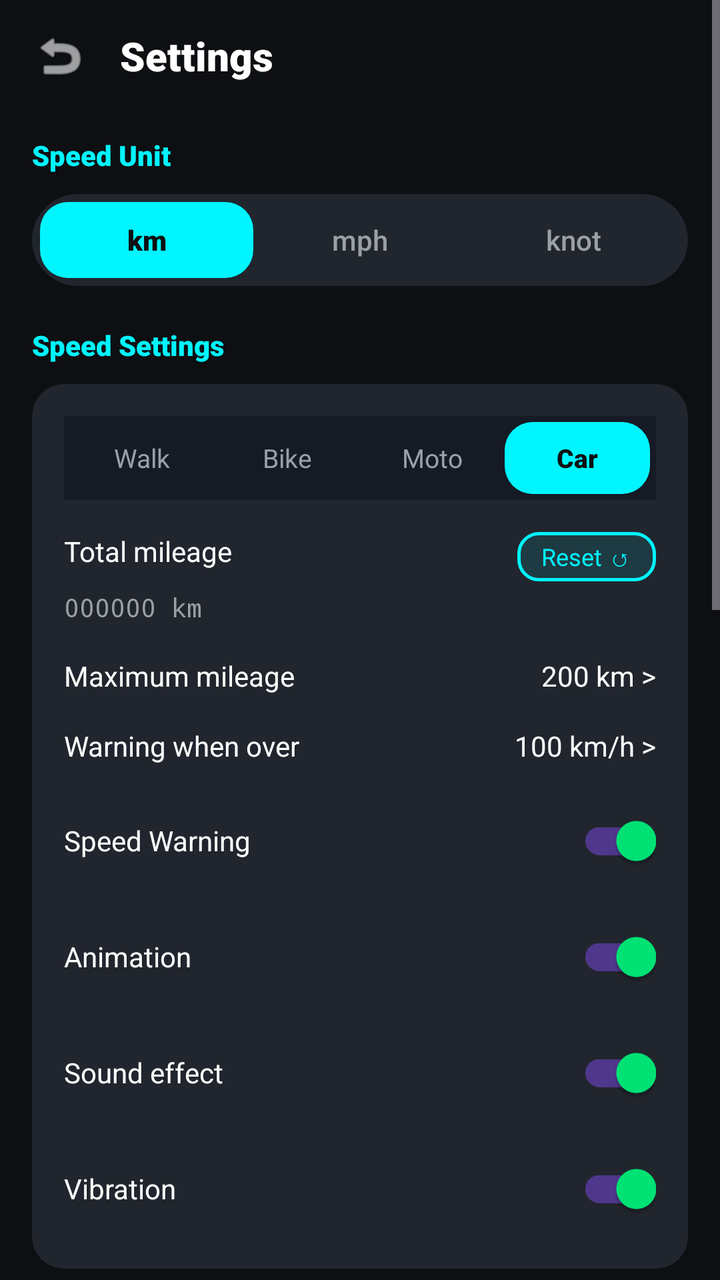
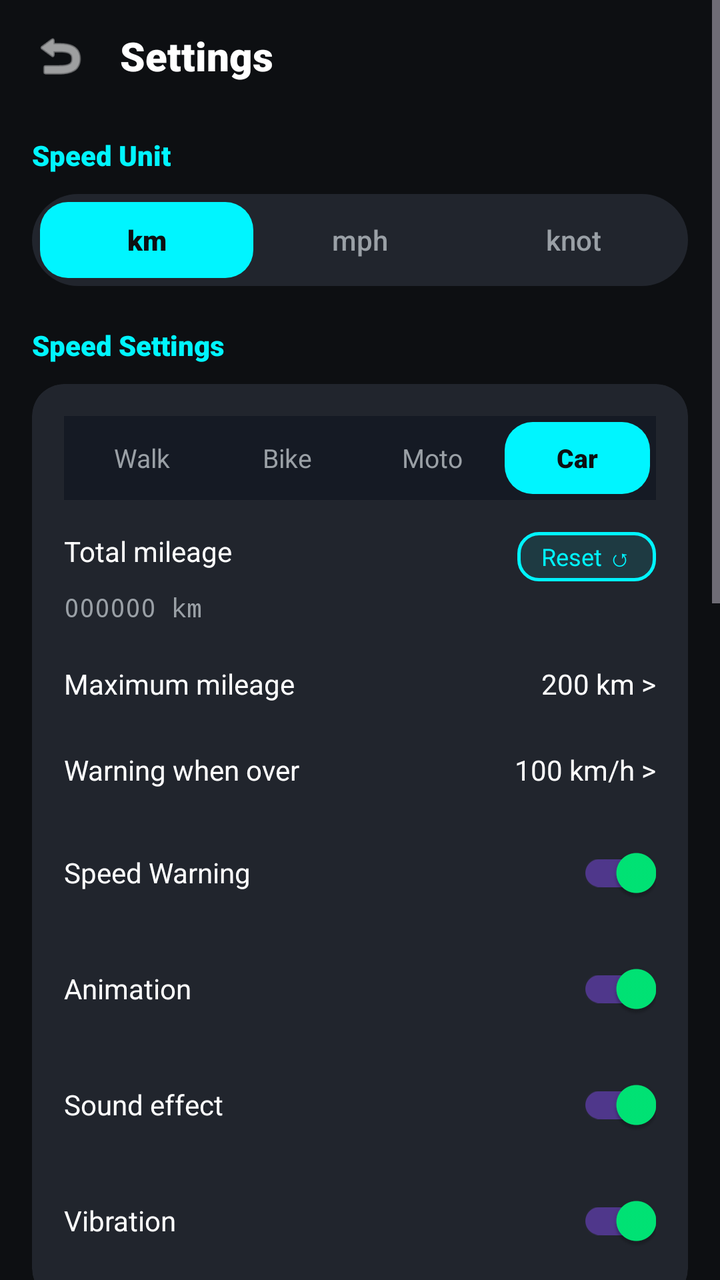

Before-and-after screenshots of an Android layout around one commit, followed by the original layout XML and the change that was made.
<!-- AndroidManifest.xml: application theme Theme.SpeedPro -->
<!-- res/layout/activity_settings.xml -->
<?xml version="1.0" encoding="utf-8"?>
<ScrollView xmlns:android="http://schemas.android.com/apk/res/android"
    xmlns:app="http://schemas.android.com/apk/res-auto"
    android:layout_width="match_parent"
    android:layout_height="match_parent"
    android:background="@color/bg_black">

    <LinearLayout
        android:layout_width="match_parent"
        android:layout_height="wrap_content"
        android:orientation="vertical"
        android:paddingBottom="40dp">

        
        <RelativeLayout
            android:layout_width="match_parent"
            android:layout_height="wrap_content"
            android:paddingHorizontal="16dp"
            android:paddingTop="16dp"
            android:paddingBottom="12dp">

            <ImageView
                android:id="@+id/ivBackSettings"
                android:layout_width="28dp"
                android:layout_height="28dp"
                android:layout_alignParentStart="true"
                android:layout_centerVertical="true"
                android:background="?attr/selectableItemBackgroundBorderless"
                android:src="@android:drawable/ic_menu_revert"
                app:tint="@color/text_white" />

            <TextView
                android:layout_width="wrap_content"
                android:layout_height="wrap_content"
                android:layout_centerVertical="true"
                android:layout_marginStart="16dp"
                android:layout_toEndOf="@id/ivBackSettings"
                android:fontFamily="sans-serif-black"
                android:text="Settings"
                android:textColor="@color/text_white"
                android:textSize="20sp" />
        </RelativeLayout>

        
        <LinearLayout
            android:layout_width="match_parent"
            android:layout_height="wrap_content"
            android:layout_marginHorizontal="16dp"
            android:layout_marginTop="12dp"
            android:orientation="vertical">

            <TextView
                android:layout_width="wrap_content"
                android:layout_height="wrap_content"
                android:fontFamily="sans-serif-black"
                android:text="Speed Unit"
                android:textColor="@color/neon_cyan"
                android:textSize="14sp" />

            
            <LinearLayout
                android:layout_width="match_parent"
                android:layout_height="46dp"
                android:layout_marginTop="10dp"
                android:background="@drawable/bg_dialog_dark"
                android:orientation="horizontal"
                android:padding="4dp">

                <TextView
                    android:id="@+id/btnUnitKm"
                    android:layout_width="0dp"
                    android:layout_height="match_parent"
                    android:layout_weight="1"
                    android:background="@drawable/bg_button_continue"
                    android:fontFamily="sans-serif-black"
                    android:gravity="center"
                    android:text="km"
                    android:textColor="@color/bg_black"
                    android:textSize="14sp" />

                <TextView
                    android:id="@+id/btnUnitMph"
                    android:layout_width="0dp"
                    android:layout_height="match_parent"
                    android:layout_weight="1"
                    android:fontFamily="sans-serif-medium"
                    android:gravity="center"
                    android:text="mph"
                    android:textColor="@color/text_gray"
                    android:textSize="14sp" />

                <TextView
                    android:id="@+id/btnUnitKnot"
                    android:layout_width="0dp"
                    android:layout_height="match_parent"
                    android:layout_weight="1"
                    android:fontFamily="sans-serif-medium"
                    android:gravity="center"
                    android:text="knot"
                    android:textColor="@color/text_gray"
                    android:textSize="14sp" />
            </LinearLayout>
        </LinearLayout>

        
        <LinearLayout
            android:layout_width="match_parent"
            android:layout_height="wrap_content"
            android:layout_marginHorizontal="16dp"
            android:layout_marginTop="20dp"
            android:orientation="vertical">

            <TextView
                android:layout_width="wrap_content"
                android:layout_height="wrap_content"
                android:fontFamily="sans-serif-black"
                android:text="Speed Settings"
                android:textColor="@color/neon_cyan"
                android:textSize="14sp" />

            <androidx.cardview.widget.CardView
                android:layout_width="match_parent"
                android:layout_height="wrap_content"
                android:layout_marginTop="10dp"
                app:cardBackgroundColor="#21252D"
                app:cardCornerRadius="16dp"
                app:cardElevation="0dp">

                <LinearLayout
                    android:layout_width="match_parent"
                    android:layout_height="wrap_content"
                    android:orientation="vertical"
                    android:padding="16dp">

                    
                    <LinearLayout
                        android:layout_width="match_parent"
                        android:layout_height="42dp"
                        android:background="#151A24"
                        android:orientation="horizontal"
                        android:padding="3dp">

                        <TextView
                            android:id="@+id/btnSettingWalk"
                            android:layout_width="0dp"
                            android:layout_height="match_parent"
                            android:layout_weight="1"
                            android:gravity="center"
                            android:text="Walk"
                            android:textColor="@color/text_gray"
                            android:textSize="13sp" />

                        <TextView
                            android:id="@+id/btnSettingBike"
                            android:layout_width="0dp"
                            android:layout_height="match_parent"
                            android:layout_weight="1"
                            android:gravity="center"
                            android:text="Bike"
                            android:textColor="@color/text_gray"
                            android:textSize="13sp" />

                        <TextView
                            android:id="@+id/btnSettingMoto"
                            android:layout_width="0dp"
                            android:layout_height="match_parent"
                            android:layout_weight="1"
                            android:gravity="center"
                            android:text="Moto"
                            android:textColor="@color/text_gray"
                            android:textSize="13sp" />

                        <TextView
                            android:id="@+id/btnSettingCar"
                            android:layout_width="0dp"
                            android:layout_height="match_parent"
                            android:layout_weight="1"
                            android:background="@drawable/bg_button_continue"
                            android:fontFamily="sans-serif-black"
                            android:gravity="center"
                            android:text="Car"
                            android:textColor="@color/bg_black"
                            android:textSize="13sp" />
                    </LinearLayout>

                    
                    <RelativeLayout
                        android:layout_width="match_parent"
                        android:layout_height="wrap_content"
                        android:layout_marginTop="16dp">

                        <TextView
                            android:layout_width="wrap_content"
                            android:layout_height="wrap_content"
                            android:text="Total mileage"
                            android:textColor="@color/text_white"
                            android:textSize="14sp" />

                        <TextView
                            android:id="@+id/btnResetMileage"
                            android:layout_width="wrap_content"
                            android:layout_height="wrap_content"
                            android:layout_alignParentEnd="true"
                            android:background="@drawable/bg_vehicle_selected"
                            android:paddingHorizontal="12dp"
                            android:paddingVertical="4dp"
                            android:text="Reset ↺"
                            android:textColor="@color/neon_cyan"
                            android:textSize="12sp" />

                        <TextView
                            android:id="@+id/tvSettingMileageVal"
                            android:layout_width="wrap_content"
                            android:layout_height="wrap_content"
                            android:layout_below="@id/btnResetMileage"
                            android:layout_marginTop="4dp"
                            android:fontFamily="monospace"
                            android:text="000000 km"
                            android:textColor="@color/text_gray"
                            android:textSize="13sp" />
                    </RelativeLayout>

                    
                    <RelativeLayout
                        android:layout_width="match_parent"
                        android:layout_height="wrap_content"
                        android:layout_marginTop="16dp">

                        <TextView
                            android:layout_width="wrap_content"
                            android:layout_height="wrap_content"
                            android:text="Maximum mileage"
                            android:textColor="@color/text_white"
                            android:textSize="14sp" />

                        <TextView
                            android:layout_width="wrap_content"
                            android:layout_height="wrap_content"
                            android:layout_alignParentEnd="true"
                            android:text="200 km >"
                            android:textColor="@color/text_white"
                            android:textSize="14sp" />
                    </RelativeLayout>

                    
                    <RelativeLayout
                        android:layout_width="match_parent"
                        android:layout_height="wrap_content"
                        android:layout_marginTop="16dp">

                        <TextView
                            android:layout_width="wrap_content"
                            android:layout_height="wrap_content"
                            android:text="Warning when over"
                            android:textColor="@color/text_white"
                            android:textSize="14sp" />

                        <TextView
                            android:layout_width="wrap_content"
                            android:layout_height="wrap_content"
                            android:layout_alignParentEnd="true"
                            android:text="100 km/h >"
                            android:textColor="@color/text_white"
                            android:textSize="14sp" />
                    </RelativeLayout>

                    
                    <LinearLayout
                        android:layout_width="match_parent"
                        android:layout_height="wrap_content"
                        android:layout_marginTop="14dp"
                        android:gravity="center_vertical"
                        android:orientation="horizontal">

                        <TextView
                            android:layout_width="0dp"
                            android:layout_height="wrap_content"
                            android:layout_weight="1"
                            android:text="Speed Warning"
                            android:textColor="@color/text_white"
                            android:textSize="14sp" />

                        <androidx.appcompat.widget.SwitchCompat
                            android:id="@+id/switchSpeedWarning"
                            android:layout_width="wrap_content"
                            android:layout_height="wrap_content"
                            android:checked="true" />
                    </LinearLayout>

                    <LinearLayout
                        android:layout_width="match_parent"
                        android:layout_height="wrap_content"
                        android:layout_marginTop="10dp"
                        android:gravity="center_vertical"
                        android:orientation="horizontal">

                        <TextView
                            android:layout_width="0dp"
                            android:layout_height="wrap_content"
                            android:layout_weight="1"
                            android:text="Animation"
                            android:textColor="@color/text_white"
                            android:textSize="14sp" />

                        <androidx.appcompat.widget.SwitchCompat
                            android:id="@+id/switchAnimation"
                            android:layout_width="wrap_content"
                            android:layout_height="wrap_content"
                            android:checked="true" />
                    </LinearLayout>

                    <LinearLayout
                        android:layout_width="match_parent"
                        android:layout_height="wrap_content"
                        android:layout_marginTop="10dp"
                        android:gravity="center_vertical"
                        android:orientation="horizontal">

                        <TextView
                            android:layout_width="0dp"
                            android:layout_height="wrap_content"
                            android:layout_weight="1"
                            android:text="Sound effect"
                            android:textColor="@color/text_white"
                            android:textSize="14sp" />

                        <androidx.appcompat.widget.SwitchCompat
                            android:id="@+id/switchSound"
                            android:layout_width="wrap_content"
                            android:layout_height="wrap_content"
                            android:checked="true" />
                    </LinearLayout>

                    <LinearLayout
                        android:layout_width="match_parent"
                        android:layout_height="wrap_content"
                        android:layout_marginTop="10dp"
                        android:gravity="center_vertical"
                        android:orientation="horizontal">

                        <TextView
                            android:layout_width="0dp"
                            android:layout_height="wrap_content"
                            android:layout_weight="1"
                            android:text="Vibration"
                            android:textColor="@color/text_white"
                            android:textSize="14sp" />

                        <androidx.appcompat.widget.SwitchCompat
                            android:id="@+id/switchVibration"
                            android:layout_width="wrap_content"
                            android:layout_height="wrap_content"
                            android:checked="true" />
                    </LinearLayout>

                </LinearLayout>
            </androidx.cardview.widget.CardView>
        </LinearLayout>

        
        <LinearLayout
            android:layout_width="match_parent"
            android:layout_height="wrap_content"
            android:layout_marginHorizontal="16dp"
            android:layout_marginTop="20dp"
            android:orientation="vertical">

            <TextView
                android:layout_width="wrap_content"
                android:layout_height="wrap_content"
                android:fontFamily="sans-serif-black"
                android:text="General Settings"
                android:textColor="@color/neon_cyan"
                android:textSize="14sp" />

            <androidx.cardview.widget.CardView
                android:layout_width="match_parent"
                android:layout_height="wrap_content"
                android:layout_marginTop="10dp"
                app:cardBackgroundColor="#21252D"
                app:cardCornerRadius="16dp"
                app:cardElevation="0dp">

                <LinearLayout
                    android:layout_width="match_parent"
                    android:layout_height="wrap_content"
                    android:orientation="vertical"
                    android:padding="16dp">

                    
                    <LinearLayout
                        android:layout_width="match_parent"
                        android:layout_height="wrap_content"
                        android:gravity="center_vertical"
                        android:orientation="horizontal">

                        <TextView
                            android:layout_width="0dp"
                            android:layout_height="wrap_content"
                            android:layout_weight="1"
                            android:text="📍 Route Tracking on map"
                            android:textColor="@color/text_white"
                            android:textSize="14sp" />

                        <androidx.appcompat.widget.SwitchCompat
                            android:id="@+id/switchRouteTracking"
                            android:layout_width="wrap_content"
                            android:layout_height="wrap_content"
                            android:checked="true" />
                    </LinearLayout>

                    
                    <LinearLayout
                        android:layout_width="match_parent"
                        android:layout_height="wrap_content"
                        android:layout_marginTop="14dp"
                        android:gravity="center_vertical"
                        android:orientation="horizontal">

                        <TextView
                            android:layout_width="0dp"
                            android:layout_height="wrap_content"
                            android:layout_weight="1"
                            android:text="🔔 Notification bar"
                            android:textColor="@color/text_white"
                            android:textSize="14sp" />

                        <androidx.appcompat.widget.SwitchCompat
                            android:id="@+id/switchNotification"
                            android:layout_width="wrap_content"
                            android:layout_height="wrap_content"
                            android:checked="true" />
                    </LinearLayout>

                    
                    <TextView
                        android:layout_width="wrap_content"
                        android:layout_height="wrap_content"
                        android:layout_marginTop="16dp"
                        android:text="🎨 Theme color"
                        android:textColor="@color/text_white"
                        android:textSize="14sp" />

                    
                    <LinearLayout
                        android:layout_width="match_parent"
                        android:layout_height="wrap_content"
                        android:layout_marginTop="10dp"
                        android:gravity="center_vertical"
                        android:orientation="horizontal">

                        <View
                            android:id="@+id/swatchCyan"
                            android:layout_width="32dp"
                            android:layout_height="32dp"
                            android:layout_marginEnd="8dp"
                            android:background="@drawable/rect_swatch_cyan"
                            android:clickable="true"
                            android:focusable="true" />

                        <View
                            android:id="@+id/swatchSkyBlue"
                            android:layout_width="32dp"
                            android:layout_height="32dp"
                            android:layout_marginEnd="8dp"
                            android:background="@drawable/rect_swatch_skyblue"
                            android:clickable="true"
                            android:focusable="true" />

                        <View
                            android:id="@+id/swatchGreen"
                            android:layout_width="32dp"
                            android:layout_height="32dp"
                            android:layout_marginEnd="8dp"
                            android:background="@drawable/rect_swatch_green"
                            android:clickable="true"
                            android:focusable="true" />

                        <View
                            android:id="@+id/swatchYellow"
                            android:layout_width="32dp"
                            android:layout_height="32dp"
                            android:layout_marginEnd="8dp"
                            android:background="@drawable/rect_swatch_yellow"
                            android:clickable="true"
                            android:focusable="true" />

                        <View
                            android:id="@+id/swatchOrange"
                            android:layout_width="32dp"
                            android:layout_height="32dp"
                            android:layout_marginEnd="8dp"
                            android:background="@drawable/rect_swatch_orange"
                            android:clickable="true"
                            android:focusable="true" />

                        <View
                            android:id="@+id/swatchRed"
                            android:layout_width="32dp"
                            android:layout_height="32dp"
                            android:layout_marginEnd="8dp"
                            android:background="@drawable/rect_swatch_red"
                            android:clickable="true"
                            android:focusable="true" />

                        <View
                            android:id="@+id/swatchPurple"
                            android:layout_width="32dp"
                            android:layout_height="32dp"
                            android:layout_marginEnd="8dp"
                            android:background="@drawable/rect_swatch_purple"
                            android:clickable="true"
                            android:focusable="true" />

                        <View
                            android:id="@+id/swatchWhite"
                            android:layout_width="32dp"
                            android:layout_height="32dp"
                            android:background="@drawable/rect_swatch_white"
                            android:clickable="true"
                            android:focusable="true" />
                    </LinearLayout>

                    
                    <LinearLayout
                        android:layout_width="match_parent"
                        android:layout_height="wrap_content"
                        android:layout_marginTop="16dp"
                        android:gravity="center_vertical"
                        android:orientation="horizontal">

                        <TextView
                            android:layout_width="0dp"
                            android:layout_height="wrap_content"
                            android:layout_weight="1"
                            android:text="📱 Keep screen on"
                            android:textColor="@color/text_white"
                            android:textSize="14sp" />

                        <androidx.appcompat.widget.SwitchCompat
                            android:id="@+id/switchKeepScreenOn"
                            android:layout_width="wrap_content"
                            android:layout_height="wrap_content"
                            android:checked="true" />
                    </LinearLayout>

                    
                    <LinearLayout
                        android:layout_width="match_parent"
                        android:layout_height="wrap_content"
                        android:layout_marginTop="14dp"
                        android:gravity="center_vertical"
                        android:orientation="horizontal">

                        <TextView
                            android:layout_width="0dp"
                            android:layout_height="wrap_content"
                            android:layout_weight="1"
                            android:text="🪟 Window mode"
                            android:textColor="@color/text_white"
                            android:textSize="14sp" />

                        <androidx.appcompat.widget.SwitchCompat
                            android:id="@+id/switchWindowMode"
                            android:layout_width="wrap_content"
                            android:layout_height="wrap_content"
                            android:checked="false" />
                    </LinearLayout>
                </LinearLayout>
            </androidx.cardview.widget.CardView>
        </LinearLayout>

        
        <LinearLayout
            android:layout_width="match_parent"
            android:layout_height="wrap_content"
            android:layout_marginHorizontal="16dp"
            android:layout_marginTop="20dp"
            android:orientation="vertical">

            <TextView
                android:layout_width="wrap_content"
                android:layout_height="wrap_content"
                android:fontFamily="sans-serif-black"
                android:text="Support us"
                android:textColor="@color/neon_cyan"
                android:textSize="14sp" />

            <androidx.cardview.widget.CardView
                android:layout_width="match_parent"
                android:layout_height="wrap_content"
                android:layout_marginTop="10dp"
                app:cardBackgroundColor="#21252D"
                app:cardCornerRadius="16dp"
                app:cardElevation="0dp">

                <LinearLayout
                    android:layout_width="match_parent"
                    android:layout_height="wrap_content"
                    android:orientation="vertical"
                    android:padding="16dp">

                    <TextView
                        android:id="@+id/btnRateUs"
                        android:layout_width="match_parent"
                        android:layout_height="wrap_content"
                        android:paddingVertical="10dp"
                        android:text="★ Rate us"
                        android:textColor="@color/text_white"
                        android:textSize="14sp" />

                    <TextView
                        android:id="@+id/btnFeedback"
                        android:layout_width="match_parent"
                        android:layout_height="wrap_content"
                        android:paddingVertical="10dp"
                        android:text="✎ Feedback"
                        android:textColor="@color/text_white"
                        android:textSize="14sp" />

                    <TextView
                        android:id="@+id/btnShare"
                        android:layout_width="match_parent"
                        android:layout_height="wrap_content"
                        android:paddingVertical="10dp"
                        android:text="🔗 Share with friends"
                        android:textColor="@color/text_white"
                        android:textSize="14sp" />

                    <TextView
                        android:id="@+id/btnPrivacy"
                        android:layout_width="match_parent"
                        android:layout_height="wrap_content"
                        android:paddingVertical="10dp"
                        android:text="📄 Privacy Policy"
                        android:textColor="@color/text_white"
                        android:textSize="14sp" />
                </LinearLayout>
            </androidx.cardview.widget.CardView>
        </LinearLayout>

        
        <TextView
            android:layout_width="match_parent"
            android:layout_height="wrap_content"
            android:layout_marginTop="20dp"
            android:gravity="center"
            android:text="Version 1.2.8"
            android:textColor="@color/text_dark_gray"
            android:textSize="12sp" />

    </LinearLayout>
</ScrollView>
<!-- resources referenced by this layout -->
<resources>
  <color name="bg_black">#0D0F12</color>
  <color name="neon_cyan">#00F5FF</color>
  <color name="text_dark_gray">#5F6368</color>
  <color name="text_gray">#9AA0A6</color>
  <color name="text_white">#FFFFFF</color>
  <!-- drawable bg_button_continue (drawable) -->
  <?xml version="1.0" encoding="utf-8"?>
  <shape xmlns:android="http://schemas.android.com/apk/res/android"
      android:shape="rectangle">
      <solid android:color="@color/neon_cyan" />
      <corners android:radius="14dp" />
  </shape>
  <!-- drawable bg_dialog_dark (drawable) -->
  <?xml version="1.0" encoding="utf-8"?>
  <shape xmlns:android="http://schemas.android.com/apk/res/android"
      android:shape="rectangle">
      <solid android:color="#21252D" />
      <corners android:radius="24dp" />
  </shape>
  <!-- drawable bg_vehicle_selected (drawable) -->
  <?xml version="1.0" encoding="utf-8"?>
  <shape xmlns:android="http://schemas.android.com/apk/res/android"
      android:shape="rectangle">
      <solid android:color="#1A00F5FF" />
      <stroke android:width="1.5dp" android:color="@color/neon_cyan" />
      <corners android:radius="10dp" />
  </shape>
  <!-- drawable rect_swatch_cyan (drawable) -->
  <?xml version="1.0" encoding="utf-8"?>
  <shape xmlns:android="http://schemas.android.com/apk/res/android">
      <solid android:color="#00FFF2" />
      <corners android:radius="6dp" />
  </shape>
  <!-- drawable rect_swatch_green (drawable) -->
  <?xml version="1.0" encoding="utf-8"?>
  <shape xmlns:android="http://schemas.android.com/apk/res/android">
      <solid android:color="#76FF03" />
      <corners android:radius="6dp" />
  </shape>
  <!-- drawable rect_swatch_orange (drawable) -->
  <?xml version="1.0" encoding="utf-8"?>
  <shape xmlns:android="http://schemas.android.com/apk/res/android">
      <solid android:color="#FF6D00" />
      <corners android:radius="6dp" />
  </shape>
  <!-- drawable rect_swatch_purple (drawable) -->
  <?xml version="1.0" encoding="utf-8"?>
  <shape xmlns:android="http://schemas.android.com/apk/res/android">
      <solid android:color="#B388FF" />
      <corners android:radius="6dp" />
  </shape>
  <!-- drawable rect_swatch_red (drawable) -->
  <?xml version="1.0" encoding="utf-8"?>
  <shape xmlns:android="http://schemas.android.com/apk/res/android">
      <solid android:color="#FF1744" />
      <corners android:radius="6dp" />
  </shape>
  <!-- drawable rect_swatch_skyblue (drawable) -->
  <?xml version="1.0" encoding="utf-8"?>
  <shape xmlns:android="http://schemas.android.com/apk/res/android">
      <solid android:color="#29B6F6" />
      <corners android:radius="6dp" />
  </shape>
  <!-- drawable rect_swatch_white (drawable) -->
  <?xml version="1.0" encoding="utf-8"?>
  <shape xmlns:android="http://schemas.android.com/apk/res/android">
      <solid android:color="#FFFFFF" />
      <corners android:radius="6dp" />
  </shape>
  <!-- drawable rect_swatch_yellow (drawable) -->
  <?xml version="1.0" encoding="utf-8"?>
  <shape xmlns:android="http://schemas.android.com/apk/res/android">
      <solid android:color="#FFEA00" />
      <corners android:radius="6dp" />
  </shape>
  <style name="Theme.SpeedPro" parent="Theme.Material3.Dark.NoActionBar">
          <item name="android:statusBarColor">@color/bg_black</item>
          <item name="android:navigationBarColor">@color/bg_black</item>
          <item name="android:windowBackground">@color/bg_black</item>
          <item name="colorPrimary">@color/cyber_green</item>
          <item name="colorSecondary">@color/cyan_accent</item>
      </style>
  <color name="cyber_green">#00E676</color>
  <color name="cyan_accent">#00E5FF</color>
</resources>

<!-- the commit's change to res/layout/activity_settings.xml (unified diff, before → after) -->
@@ -222,9 +222,12 @@
 
                     
                     <RelativeLayout
-                        android:layout_width="match_parent"
-                        android:layout_height="wrap_content"
-                        android:layout_marginTop="16dp">
+                        android:id="@+id/rowMaxMileage"
+                        android:layout_width="match_parent"
+                        android:layout_height="wrap_content"
+                        android:layout_marginTop="16dp"
+                        android:background="?attr/selectableItemBackground"
+                        android:paddingVertical="4dp">
 
                         <TextView
                             android:layout_width="wrap_content"
@@ -234,6 +237,7 @@
                             android:textSize="14sp" />
 
                         <TextView
+                            android:id="@+id/tvMaxMileageVal"
                             android:layout_width="wrap_content"
                             android:layout_height="wrap_content"
                             android:layout_alignParentEnd="true"
@@ -244,9 +248,12 @@
 
                     
                     <RelativeLayout
-                        android:layout_width="match_parent"
-                        android:layout_height="wrap_content"
-                        android:layout_marginTop="16dp">
+                        android:id="@+id/rowWarningSpeedLimit"
+                        android:layout_width="match_parent"
+                        android:layout_height="wrap_content"
+                        android:layout_marginTop="16dp"
+                        android:background="?attr/selectableItemBackground"
+                        android:paddingVertical="4dp">
 
                         <TextView
                             android:layout_width="wrap_content"
@@ -256,6 +263,7 @@
                             android:textSize="14sp" />
 
                         <TextView
+                            android:id="@+id/tvWarningSpeedLimitVal"
                             android:layout_width="wrap_content"
                             android:layout_height="wrap_content"
                             android:layout_alignParentEnd="true"
